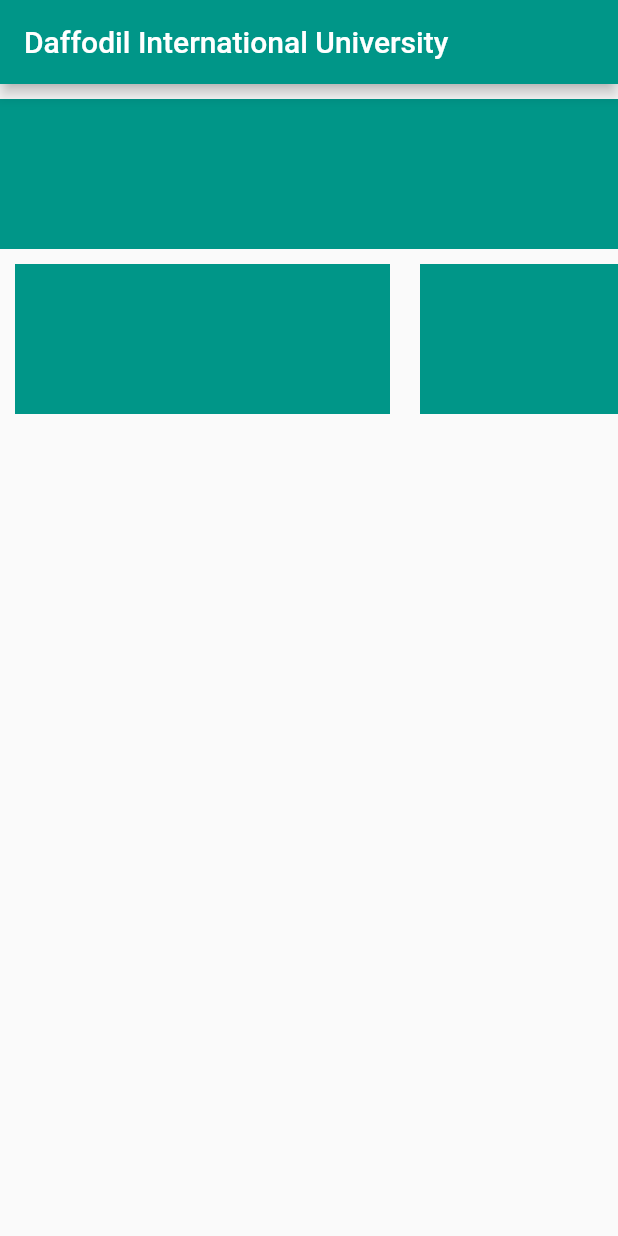
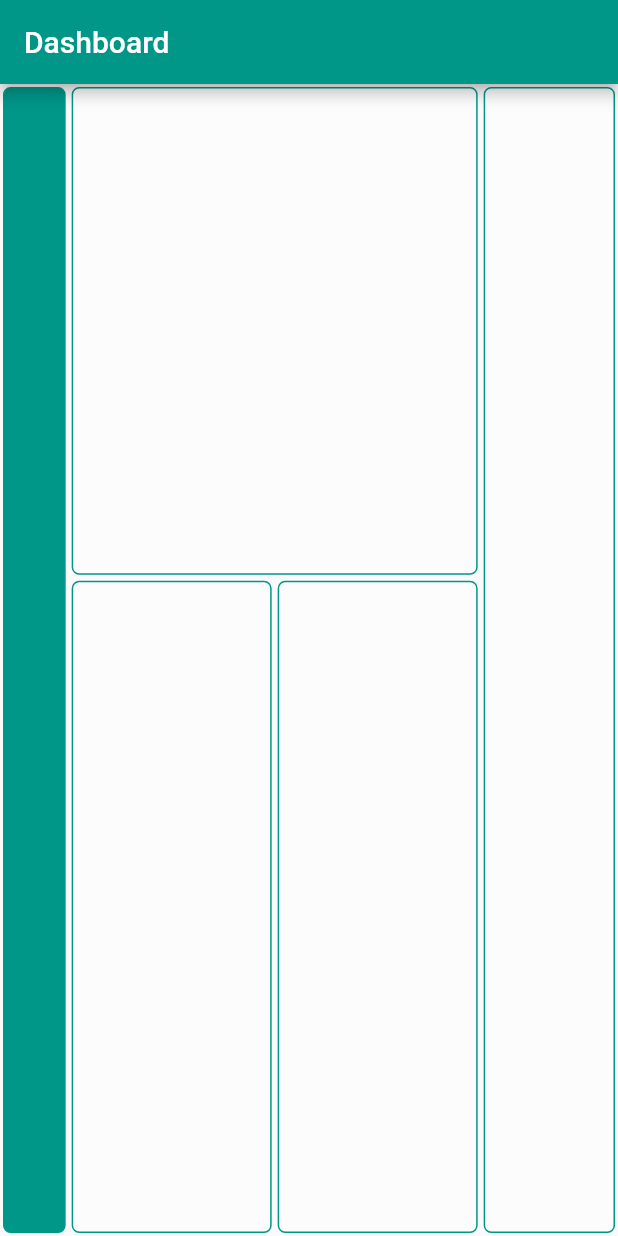
Before and after one commit to MuradRahmanSaud/practice, a Flutter app: the screen it shows after launch, on a phone screen of 412 x 824 dp. Run offline on Flutter 3.47's test engine with Material 2 defaults, Android fonts, the phone set to English and light mode, and no system bars.

Commit message:
Solved SingleChildScrollView

```diff
--- /dev/null
+++ b/lib/daffodil/dashboard.dart
@@ -0,0 +1,88 @@
+import 'package:flutter/material.dart';
+
+class Dashboard extends StatelessWidget {
+  const Dashboard({super.key});
+
+  @override
+  Widget build(BuildContext context) {
+    return Scaffold(
+      appBar: AppBar(
+        title: Text('Dashboard'),
+      ),
+      body: Column(children: [
+        Expanded(
+          child: Row(
+            children: [
+              Expanded(
+                flex: 1,
+                child: Container(
+                  margin: EdgeInsets.all(2),
+                  decoration: BoxDecoration(
+                      border: Border.all(color: Colors.teal, width: 1),
+                      color: Colors.teal,
+                      borderRadius: BorderRadius.circular(5)),
+                ),
+              ),
+              Expanded(
+                flex: 6,
+                child: Column(
+                  children: [
+                    Expanded(
+                      flex: 3,
+                      child: Container(
+                        margin: EdgeInsets.all(2),
+                        decoration: BoxDecoration(
+                            border: Border.all(color: Colors.teal, width: 1),
+                            color: Colors.white30,
+                            borderRadius: BorderRadius.circular(5)),
+                      ),
+                    ),
+                    Expanded(
+                      flex: 4,
+                      child: Row(
+                        children: [
+                          Expanded(
+                            flex: 2,
+                            child: Container(
+                              margin: EdgeInsets.all(2),
+                              decoration: BoxDecoration(
+                                  border:
+                                      Border.all(color: Colors.teal, width: 1),
+                                  color: Colors.white30,
+                                  borderRadius: BorderRadius.circular(5)),
+                            ),
+                          ),
+                          Expanded(
+                            flex: 2,
+                            child: Container(
+                              margin: EdgeInsets.all(2),
+                              decoration: BoxDecoration(
+                                  border:
+                                      Border.all(color: Colors.teal, width: 1),
+                                  color: Colors.white30,
+                                  borderRadius: BorderRadius.circular(5)),
+                            ),
+                          ),
+                        ],
+                      ),
+                    ),
+                  ],
+                ),
+              ),
+              Expanded(
+                flex: 2,
+                child: Container(
+                  margin: EdgeInsets.all(2),
+                  decoration: BoxDecoration(
+                      border: Border.all(color: Colors.teal, width: 1),
+                      color: Colors.white30,
+                      borderRadius: BorderRadius.circular(5)),
+                ),
+              ),
+            ],
+          ),
+        )
+      ]),
+    );
+  }
+}
--- a/lib/daffodil/diu_HomePage.dart
+++ b/lib/daffodil/diu_HomePage.dart
@@ -19,11 +19,14 @@ class DIU_HomePage extends StatelessWidget {
             ),
             SingleChildScrollView(
               scrollDirection: Axis.horizontal,
+              child: Container(
+                padding: EdgeInsets.all(10),
+                decoration: BoxDecoration(
+                  border: Border.all(color: Colors.teal, width: 1),
+                ),
                 child: Column(
                   children: [
                     Row(
-                    crossAxisAlignment: CrossAxisAlignment.center,
-                    mainAxisAlignment: MainAxisAlignment.spaceBetween,
                       children: [
                         Container(
                           margin: EdgeInsets.all(10),
@@ -74,8 +77,9 @@ class DIU_HomePage extends StatelessWidget {
                           color: Colors.teal,
                         ),
                       ],
-                  )
+                    ),
                   ],
+                ),
               ),
             ),
           ],
--- a/lib/main.dart
+++ b/lib/main.dart
@@ -1,4 +1,5 @@
 import 'package:flutter/material.dart';
+import 'package:practice/daffodil/dashboard.dart';
 import 'package:practice/daffodil/diu_HomePage.dart';
 
 
@@ -19,7 +20,7 @@ class MyApp extends StatelessWidget {
       theme: ThemeData(primarySwatch: Colors.teal,
 
       ),
-      home: DIU_HomePage(),
+      home: Dashboard(),
 
     );
   }
```
Lines whose indentation alone changed are shown as unchanged.
